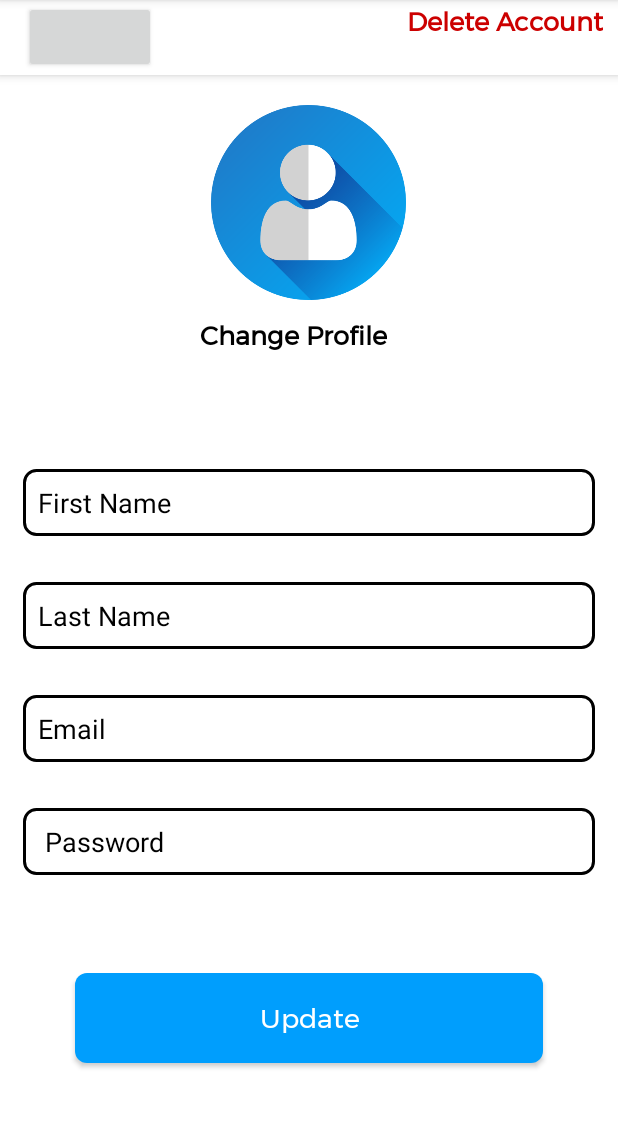
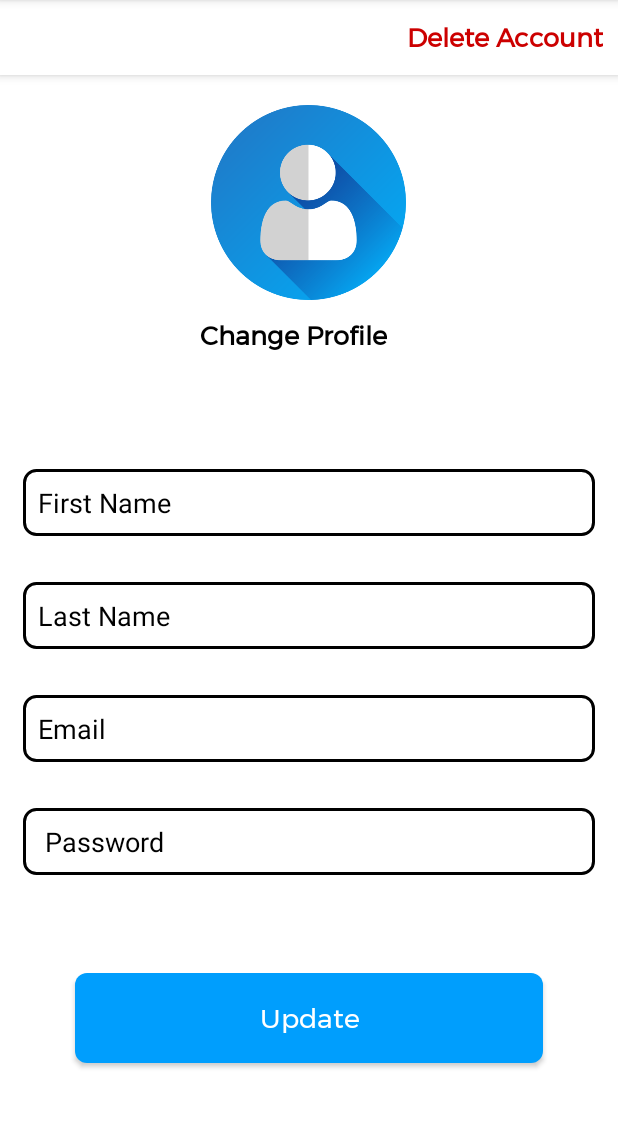
Before and after one commit to MarieMoalla/Adopt-a-pet, an Android app: the fragment ProfileFragment placed in its activity, on a phone screen of 412 x 824 dp, the part 84-1212 px from its top. Run offline under Robolectric (Android 15) with nearby library versions, the phone set to English and light mode, and no system bars; our stand-ins replace navigation-ui; 2 statements that could not run were skipped.

Commit message:
Add screenshots

```diff
--- a/app/build.gradle
+++ b/app/build.gradle
@@ -44,8 +44,9 @@ dependencies {
     testImplementation 'junit:junit:4.13.2'
     androidTestImplementation 'androidx.test.ext:junit:1.1.5'
     androidTestImplementation 'androidx.test.espresso:espresso-core:3.5.1'
+    implementation 'com.google.android.gms:play-services-location:17.1.0'
     implementation 'com.google.android.gms:play-services-maps:17.0.0'
-    implementation 'com.google.android.gms:play-services-location:17.1.0'
+
 
     implementation'com.karumi:dexter:6.2.1'
 
--- a/app/src/main/java/service/DatabaseHelper.java
+++ b/app/src/main/java/service/DatabaseHelper.java
@@ -398,7 +398,6 @@ public class DatabaseHelper extends SQLiteOpenHelper{
 
         String selectQuery = "SELECT * FROM " + TABLE_PET + " WHERE pet_id = "+ petid;
 
-
         try
         {
             Cursor cursor = db.rawQuery(selectQuery, null);
--- a/app/src/main/res/layout/fragment_maps.xml
+++ b/app/src/main/res/layout/fragment_maps.xml
@@ -6,7 +6,6 @@
     tools:context=".MapsFragment"
     android:id="@+id/frameLayout1"
    >
-
     <fragment
         android:id="@+id/post_map"
         android:layout_width="match_parent"
--- a/app/src/main/res/layout/fragment_profile.xml
+++ b/app/src/main/res/layout/fragment_profile.xml
@@ -34,7 +34,7 @@
                 android:layout_height="match_parent">
 
 
-                <Button
+                <TextView
                     android:id="@+id/close_settings_btn"
                     android:layout_width="wrap_content"
                     android:layout_height="wrap_content"
```
Also changed, not shown: app/src/main/java/com/example/projetandroid/MapsFragment.java (+4 -6 lines), app/src/main/res/drawable/s1.jpg (added), app/src/main/res/drawable/s2.jpg (added), app/src/main/res/drawable/s3.jpg (added), app/src/main/res/drawable/s4.jpg (added), app/src/main/res/drawable/s5.jpg (added).
